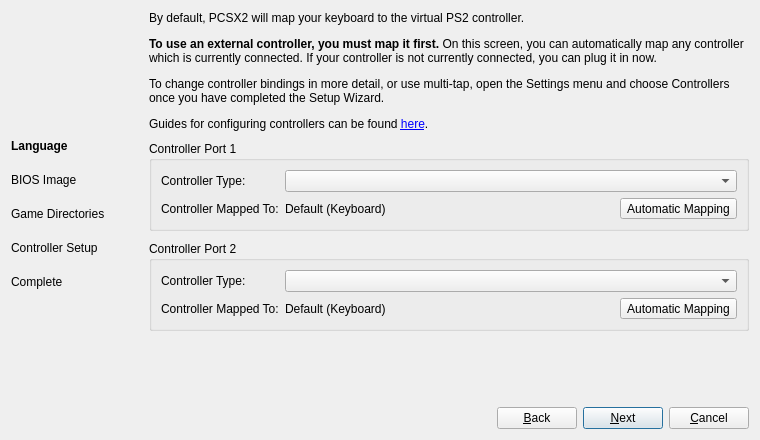
SgtBilko76/ARMSX2-Quest, file pcsx2-qt/SetupWizardDialog.ui: the form before one commit.
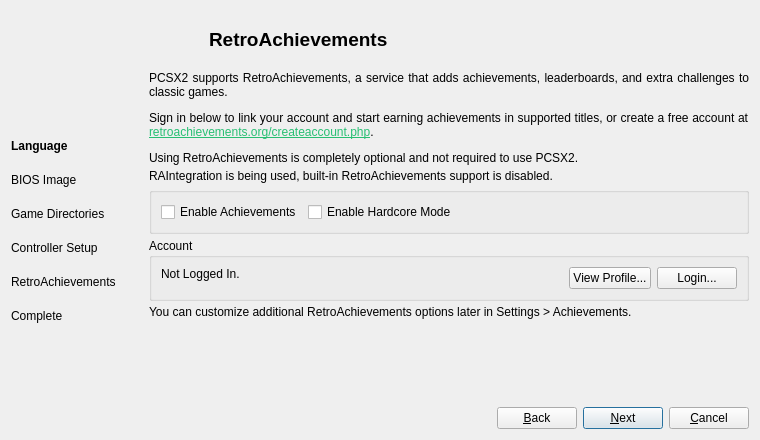
The form after the commit. Icons and pictures are not drawn.

Commit message: Qt: Add RetroAchievements to Setup Wizard

Patch:
```diff
--- a/pcsx2-qt/SetupWizardDialog.ui
+++ b/pcsx2-qt/SetupWizardDialog.ui
@@ -91,6 +91,13 @@
          </property>
         </widget>
        </item>
+       <item>
+        <widget class="QLabel" name="labelRetroAchievements">
+         <property name="text">
+          <string>RetroAchievements</string>
+         </property>
+        </widget>
+       </item>
        <item>
         <widget class="QLabel" name="labelComplete">
          <property name="text">
@@ -118,7 +125,7 @@
    <item row="0" column="1">
     <widget class="QStackedWidget" name="pages">
      <property name="currentIndex">
-      <number>3</number>
+      <number>4</number>
      </property>
      <widget class="QWidget" name="page">
       <layout class="QVBoxLayout" name="verticalLayout_3">
@@ -628,6 +635,256 @@
        </item>
       </layout>
      </widget>
+     <widget class="QWidget" name="pageRetroAchievements">
+      <layout class="QVBoxLayout" name="verticalLayout_8">
+       <property name="spacing">
+        <number>4</number>
+       </property>
+       <property name="leftMargin">
+        <number>0</number>
+       </property>
+       <property name="topMargin">
+        <number>0</number>
+       </property>
+       <property name="rightMargin">
+        <number>0</number>
+       </property>
+       <property name="bottomMargin">
+        <number>0</number>
+       </property>
+       <item>
+        <layout class="QHBoxLayout" name="horizontalLayout_12">
+         <item>
+          <widget class="QLabel" name="raLogo">
+           <property name="sizePolicy">
+            <sizepolicy hsizetype="Fixed" vsizetype="Fixed">
+             <horstretch>0</horstretch>
+             <verstretch>0</verstretch>
+            </sizepolicy>
+           </property>
+           <property name="minimumSize">
+            <size>
+             <width>56</width>
+             <height>56</height>
+            </size>
+           </property>
+           <property name="maximumSize">
+            <size>
+             <width>56</width>
+             <height>56</height>
+            </size>
+           </property>
+           <property name="text">
+            <string/>
+           </property>
+           <property name="alignment">
+            <set>Qt::AlignmentFlag::AlignCenter</set>
+           </property>
+          </widget>
+         </item>
+         <item>
+          <widget class="QLabel" name="raSectionLabel">
+           <property name="sizePolicy">
+            <sizepolicy hsizetype="Fixed" vsizetype="Preferred">
+             <horstretch>0</horstretch>
+             <verstretch>0</verstretch>
+            </sizepolicy>
+           </property>
+           <property name="font">
+            <font>
+             <pointsize>14</pointsize>
+             <bold>true</bold>
+            </font>
+           </property>
+           <property name="text">
+            <string>RetroAchievements</string>
+           </property>
+          </widget>
+         </item>
+         <item>
+          <spacer name="horizontalSpacer_11">
+           <property name="orientation">
+            <enum>Qt::Orientation::Horizontal</enum>
+           </property>
+           <property name="sizeHint" stdset="0">
+            <size>
+             <width>40</width>
+             <height>20</height>
+            </size>
+           </property>
+          </spacer>
+         </item>
+        </layout>
+       </item>
+       <item>
+        <widget class="QLabel" name="raIntroLabel">
+         <property name="text">
+          <string>&lt;html&gt;&lt;head/&gt;&lt;body&gt;&lt;p align=&quot;justify&quot;&gt;PCSX2 supports RetroAchievements, a service that adds achievements, leaderboards, and extra challenges to classic games.&lt;/p&gt;&lt;p align=&quot;justify&quot;&gt;Sign in below to link your account and start earning achievements in supported titles, or create a free account at &lt;a href=&quot;https://retroachievements.org/createaccount.php&quot;&gt;&lt;span style=&quot; text-decoration: underline; color:#27bf73;&quot;&gt;retroachievements.org/createaccount.php&lt;/span&gt;&lt;/a&gt;.&lt;/p&gt;&lt;p align=&quot;justify&quot;&gt;Using RetroAchievements is completely optional and not required to use PCSX2.&lt;/p&gt;&lt;/body&gt;&lt;/html&gt;</string>
+         </property>
+         <property name="textFormat">
+          <enum>Qt::TextFormat::RichText</enum>
+         </property>
+         <property name="alignment">
+          <set>Qt::AlignmentFlag::AlignLeading|Qt::AlignmentFlag::AlignLeft|Qt::AlignmentFlag::AlignTop</set>
+         </property>
+         <property name="wordWrap">
+          <bool>true</bool>
+         </property>
+         <property name="margin">
+          <number>2</number>
+         </property>
+         <property name="openExternalLinks">
+          <bool>true</bool>
+         </property>
+        </widget>
+       </item>
+       <item>
+        <widget class="QLabel" name="raIntegrationLabel">
+         <property name="visible">
+          <bool>false</bool>
+         </property>
+         <property name="text">
+          <string>RAIntegration is being used, built-in RetroAchievements support is disabled.</string>
+         </property>
+         <property name="wordWrap">
+          <bool>true</bool>
+         </property>
+        </widget>
+       </item>
+       <item>
+        <widget class="QWidget" name="raContentWidget" native="true">
+         <layout class="QVBoxLayout" name="verticalLayout_9">
+          <property name="spacing">
+           <number>4</number>
+          </property>
+          <property name="leftMargin">
+           <number>0</number>
+          </property>
+          <property name="topMargin">
+           <number>0</number>
+          </property>
+          <property name="rightMargin">
+           <number>0</number>
+          </property>
+          <property name="bottomMargin">
+           <number>0</number>
+          </property>
+          <item>
+           <widget class="QGroupBox" name="raSettingsBox">
+            <property name="title">
+             <string/>
+            </property>
+            <layout class="QHBoxLayout" name="horizontalLayout_11">
+             <item>
+              <widget class="QCheckBox" name="raEnableAchievements">
+               <property name="text">
+                <string>Enable Achievements</string>
+               </property>
+              </widget>
+             </item>
+             <item>
+              <widget class="QCheckBox" name="raHardcoreMode">
+               <property name="text">
+                <string>Enable Hardcore Mode</string>
+               </property>
+              </widget>
+             </item>
+             <item>
+              <spacer name="horizontalSpacer_10">
+               <property name="orientation">
+                <enum>Qt::Orientation::Horizontal</enum>
+               </property>
+               <property name="sizeHint" stdset="0">
+                <size>
+                 <width>40</width>
+                 <height>20</height>
+                </size>
+               </property>
+              </spacer>
+             </item>
+            </layout>
+           </widget>
+          </item>
+          <item>
+           <widget class="QGroupBox" name="raAccountBox">
+            <property name="title">
+             <string>Account</string>
+            </property>
+            <layout class="QHBoxLayout" name="horizontalLayout_7" stretch="1,0,0,0">
+             <item>
+              <widget class="QLabel" name="raLoginStatus">
+               <property name="text">
+                <string>Not Logged In.</string>
+               </property>
+               <property name="alignment">
+                <set>Qt::AlignmentFlag::AlignLeading|Qt::AlignmentFlag::AlignLeft|Qt::AlignmentFlag::AlignTop</set>
+               </property>
+               <property name="textInteractionFlags">
+                <set>Qt::TextInteractionFlag::TextBrowserInteraction</set>
+               </property>
+               <property name="buddy">
+                <cstring>raViewProfileButton</cstring>
+               </property>
+              </widget>
+             </item>
+             <item>
+              <spacer name="horizontalSpacer_9">
+               <property name="orientation">
+                <enum>Qt::Orientation::Horizontal</enum>
+               </property>
+               <property name="sizeHint" stdset="0">
+                <size>
+                 <width>40</width>
+                 <height>20</height>
+                </size>
+               </property>
+              </spacer>
+             </item>
+             <item>
+              <widget class="QPushButton" name="raViewProfileButton">
+               <property name="text">
+                <string>View Profile...</string>
+               </property>
+              </widget>
+             </item>
+             <item>
+              <widget class="QPushButton" name="raLoginButton">
+               <property name="text">
+                <string>Login...</string>
+               </property>
+              </widget>
+             </item>
+            </layout>
+           </widget>
+          </item>
+          <item>
+           <widget class="QLabel" name="raFooterLabel">
+            <property name="text">
+             <string>You can customize additional RetroAchievements options later in Settings &gt; Achievements.</string>
+            </property>
+            <property name="wordWrap">
+             <bool>true</bool>
+            </property>
+           </widget>
+          </item>
+         </layout>
+        </widget>
+       </item>
+       <item>
+        <spacer name="verticalSpacer_5">
+         <property name="orientation">
+          <enum>Qt::Orientation::Vertical</enum>
+         </property>
+         <property name="sizeHint" stdset="0">
+          <size>
+           <width>20</width>
+           <height>0</height>
+          </size>
+         </property>
+        </spacer>
+       </item>
+      </layout>
+     </widget>
      <widget class="QWidget" name="page_5">
       <layout class="QVBoxLayout" name="verticalLayout_7">
        <property name="leftMargin">
```
Left out of the diff: 2 changed lines with no effect on the pictures. The commit also changes 2 other files.
